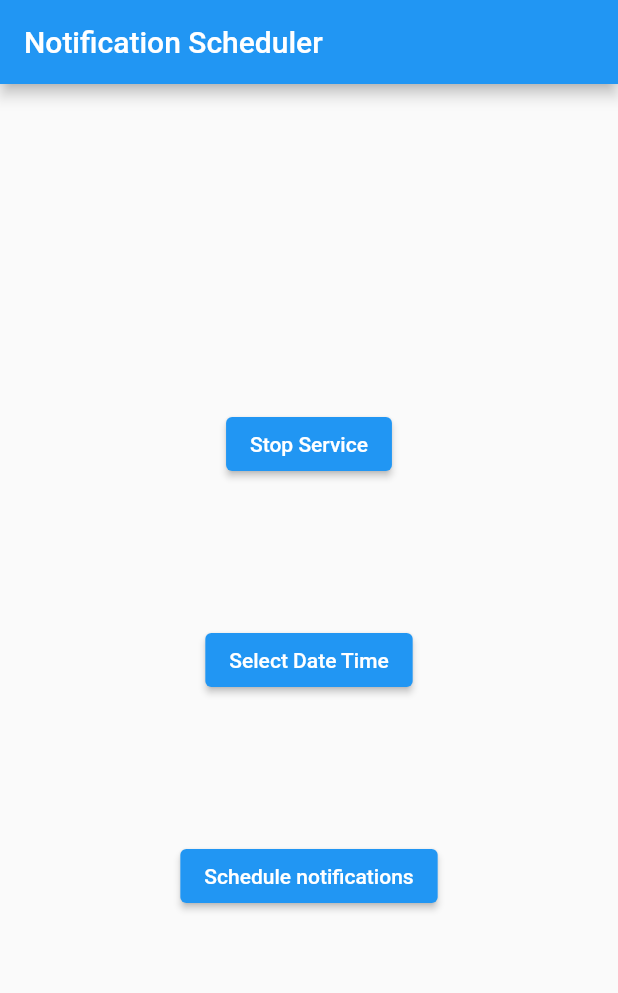
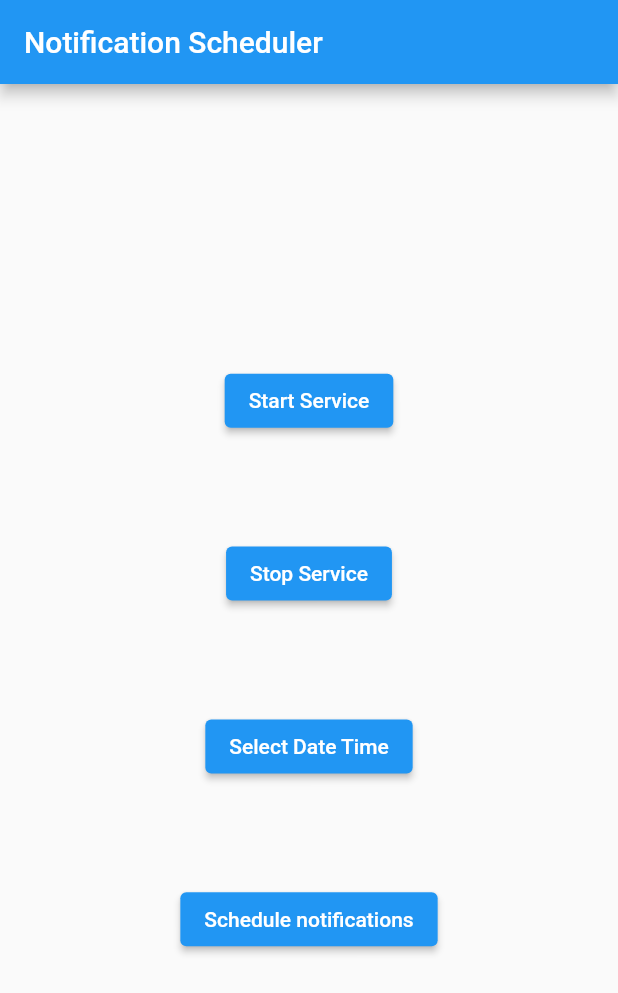
Before and after one commit to Anikshakya/flutterXbackground, a Flutter app: the screen it shows after launch, after a tap on "Start Service", on a phone screen of 412 x 824 dp. Shown: the top 993 px of the screen. Run offline on Flutter 3.47's test engine with Material 2 defaults, Android fonts, the phone set to English and light mode, and no system bars; our stand-ins replace device_info_plus, flutter_local_notifications, get_storage, shared_preferences, timezone; missing offline and left inert: flutter_background_service, flutter_background_service_android.

```diff
--- /dev/null
+++ b/lib/helper/constants.dart
@@ -0,0 +1,3 @@
+import 'package:flutter_background_service/flutter_background_service.dart';
+
+final service = FlutterBackgroundService();
--- a/lib/home_page.dart
+++ b/lib/home_page.dart
@@ -1,7 +1,6 @@
 import 'package:flutter/material.dart';
-import 'package:flutter_background_service/flutter_background_service.dart';
+import 'package:flutterxbackground/helper/constants.dart';
 import 'package:flutterxbackground/helper/read_write.dart';
-import 'package:flutterxbackground/services/background_service.dart';
 
 import 'services/notificaiton_service.dart';
 
@@ -15,7 +14,6 @@ class HomePage extends StatefulWidget {
 class _HomePageState extends State<HomePage> {
   DateTime scheduleTime = DateTime.now();
   String text = "Start Service";
-  FlutterBackgroundService? service;
   bool isRunning = false;
 
   @override
@@ -26,8 +24,7 @@ class _HomePageState extends State<HomePage> {
 
   checkBgServiceStatus() async{
     write("isRunning", false);
-    service = FlutterBackgroundService();
-    isRunning = await service!.isRunning();
+    isRunning = await service.isRunning();
     write("isRunning", isRunning);
     setState(() {});
   }
@@ -44,22 +41,17 @@ class _HomePageState extends State<HomePage> {
             child: Column(
               mainAxisAlignment: MainAxisAlignment.spaceEvenly,
               children: [
+                ElevatedButton(
+                  child: const Text("Start Service"),
+                  onPressed: () async {
+                    service.startService();
+                  },
+                ),
                 //Stop/Start Service
                 ElevatedButton(
-                  child: Text(text),
+                  child: const Text("Stop Service"),
                   onPressed: () async {
-                    if (read("isRunning")) {
-                      BackgroundService.stopBgService();
-                      write("isRunning", false);
-                      setState(() {
-                        text = 'Start Service';
-                      });
-                    } else {
-                      BackgroundService.startBgService();
-                      setState(() {
-                        text = 'Stop Service';
-                      });
-                    }
+                    service.invoke('stopService');
                   },
                 ),
                 //Pick date
@@ -108,10 +100,7 @@ class _HomePageState extends State<HomePage> {
                   onPressed: () async{
                     //To Start the service if it hasnt already, This will automatically trigger the notification beacuse the trigger function is defiled insde bg service
                     if (!read("isRunning")) {
-                      BackgroundService.startBgService();
-                      setState(() {
-                        text = 'Stop Service';
-                      });
+                      service.startService();
                     }
                     //Print shedule time
                     debugPrint('Notification Scheduled for $scheduleTime');
--- a/lib/main.dart
+++ b/lib/main.dart
@@ -2,12 +2,11 @@ import 'dart:async';
 import 'package:flutter/material.dart';
 import 'package:flutterxbackground/home_page.dart';
 import 'package:flutterxbackground/services/background_service.dart';
-import 'package:flutterxbackground/services/notificaiton_service.dart';
 
 Future<void> main() async {
   WidgetsFlutterBinding.ensureInitialized();
-  await BackgroundService.configureBackgroundService();
-  NotificationService().initNotification();
+  await initializeService();
+  // NotificationService().initNotification();
   runApp(const MyApp());
 }
 
--- a/lib/services/background_service.dart
+++ b/lib/services/background_service.dart
@@ -1,3 +1,239 @@
+// import 'dart:async';
+// import 'dart:io';
+// import 'dart:ui';
+// import 'package:device_info_plus/device_info_plus.dart';
+// import 'package:flutter/material.dart';
+// import 'package:flutter_background_service/flutter_background_service.dart';
+// import 'package:flutter_background_service_android/flutter_background_service_android.dart';
+// import 'package:flutter_local_notifications/flutter_local_notifications.dart';
+// import 'package:flutterxbackground/helper/constants.dart';
+// import 'package:flutterxbackground/helper/read_write.dart';
+// import 'package:flutterxbackground/services/notificaiton_service.dart';
+// import 'package:shared_preferences/shared_preferences.dart';
+
+// class BackgroundService{
+//   final FlutterLocalNotificationsPlugin flutterLocalNotificationsPlugin = FlutterLocalNotificationsPlugin();
+
+//   static configureBackgroundService() async{
+//       //Configure the background service
+//       await service.configure(
+//       androidConfiguration: AndroidConfiguration(
+//         // this will be executed when app is in foreground or background in separated isolate
+//         onStart: onStart,
+
+//         // auto start service
+//         autoStart: true,
+//         isForegroundMode: true,
+
+//         notificationChannelId: 'my_foreground',
+//         initialNotificationTitle: 'AWESOME SERVICE',
+//         initialNotificationContent: 'Initializing',
+//         foregroundServiceNotificationId: 888,
+//       ),
+//       iosConfiguration: IosConfiguration(
+//         // auto start service
+//         autoStart: true,
+
+//         // this will be executed when app is in foreground in separated isolate
+//         onForeground: onStart,
+
+//         // you have to enable background fetch capability on xcode project
+//         onBackground: onIosBackground,
+//       ),
+//     );
+//   }
+
+//   static void startBgService(){
+//     service.startService();
+//   }
+
+//   static void stopBgService(){
+//     service.invoke("stopService");
+//   }
+
+//   static void setAsBgService(){
+//     final FlutterLocalNotificationsPlugin flutterLocalNotificationsPlugin = FlutterLocalNotificationsPlugin();
+//     service.invoke("setAsBackground");
+//     flutterLocalNotificationsPlugin.cancelAll();
+//   }
+
+//   static void setAsFgService(){
+//     service.invoke("setAsForeground");
+//   }
+
+//   // //Configure and start the background process
+//   // Future<void> initializeService() async {
+//   //   /// OPTIONAL, using custom notification channel id
+//   //   const AndroidNotificationChannel channel = AndroidNotificationChannel(
+//   //     'my_foreground', // id
+//   //     'MY FOREGROUND SERVICE', // title
+//   //     description:'This channel is used for important notifications.', // description
+//   //     importance: Importance.low, // importance must be at low or higher level
+//   //   );
+
+//   //   final FlutterLocalNotificationsPlugin flutterLocalNotificationsPlugin = FlutterLocalNotificationsPlugin();
+
+//   //   if (Platform.isIOS) {
+//   //     await flutterLocalNotificationsPlugin.initialize(
+//   //       InitializationSettings(
+//   //         android: const AndroidInitializationSettings('ic_launcher'), iOS: DarwinInitializationSettings(
+//   //         requestAlertPermission: true,
+//   //         requestBadgePermission: true,
+//   //         requestSoundPermission: true,
+//   //         onDidReceiveLocalNotification:
+//   //             (int id, String? title, String? body, String? payload) async {}))
+//   //     );
+//   //   }
+
+//   //   await flutterLocalNotificationsPlugin.resolvePlatformSpecificImplementation<AndroidFlutterLocalNotificationsPlugin>()?.createNotificationChannel(channel);
+
+//   //   //Configure the background service
+//   //   await service.configure(
+//   //     androidConfiguration: AndroidConfiguration(
+//   //       // this will be executed when app is in foreground or background in separated isolate
+//   //       onStart: onStart,
+
+//   //       // auto start service
+//   //       autoStart: true,
+//   //       isForegroundMode: true,
+
+//   //       notificationChannelId: 'my_foreground',
+//   //       initialNotificationTitle: 'Foreground Service',
+//   //       initialNotificationContent: 'Initializing',
+//   //       foregroundServiceNotificationId: 888,
+//   //     ),
+//   //     iosConfiguration: IosConfiguration(
+//   //       // auto start service
+//   //       autoStart: true,
+
+//   //       // this will be executed when app is in foreground in separated isolate
+//   //       onForeground: onStart,
+
+//   //       // you have to enable background fetch capability on xcode project
+//   //       onBackground: onIosBackground,
+//   //     ),
+//   //   );
+
+//   //   //Start the background service
+//   //   service.startService(); //This is to start the process
+//   // }
+
+
+//   //For IOS
+//   // to ensure this is executed
+//   // run app from xcode, then from xcode menu, select Simulate Background Fetch
+//   @pragma('vm:entry-point')
+//   static Future<bool> onIosBackground(ServiceInstance service) async {
+//     WidgetsFlutterBinding.ensureInitialized();
+//     DartPluginRegistrant.ensureInitialized();
+
+//     SharedPreferences preferences = await SharedPreferences.getInstance();
+//     await preferences.reload();
+//     final log = preferences.getStringList('log') ?? <String>[];
+//     log.add(DateTime.now().toIso8601String());
+//     await preferences.setStringList('log', log);
+
+//     return true;
+//   }
+
+
+//   //For Android
+//   @pragma('vm:entry-point')
+//   static void onStart(ServiceInstance service) async {
+//     // Only available for flutter 3.0.0 and later
+//     DartPluginRegistrant.ensureInitialized();
+
+//     SharedPreferences preferences = await SharedPreferences.getInstance();
+//     await preferences.setString("hello", "world");
+
+//     // For flutter prior to version 3.0.0
+//     // We have to register the plugin manually
+
+//     /// To Show Your own notification
+//     final FlutterLocalNotificationsPlugin flutterLocalNotificationsPlugin = FlutterLocalNotificationsPlugin();
+
+//     if (service is AndroidServiceInstance) {
+//       service.on('setAsForeground').listen((event) {
+//         service.setAsForegroundService();
+//       });
+
+//       service.on('setAsBackground').listen((event) {
+//         service.setAsBackgroundService();
+//       });
+//     }
+
+//     service.on('stopService').listen((event) {
+//       service.stopSelf();
+//     });
+
+//     // bring to foreground
+//     Timer.periodic(const Duration(seconds: 1), (timer) async {
+//       if (service is AndroidServiceInstance) {
+//         // if (await service.isForegroundService()) {
+//           /// OPTIONAL for use custom notification
+//           /// the notification id must be equals with AndroidConfiguration when you call configure() method.
+//           flutterLocalNotificationsPlugin.show(
+//             888,
+//             'Bg Service',
+//             'Hamro Date Time ${DateTime.now()}',
+//             const NotificationDetails(
+//               android: AndroidNotificationDetails(
+//                 'my_foreground',
+//                 'MY FOREGROUND SERVICE',
+//                 icon: 'ic_launcher',
+//                 ongoing: true,
+//               ),
+//             ),
+//           );
+
+//         //   //Es ma k garne lekh nu parcha
+//           if(read("scheduledTime") != null && read("scheduledTime") != ""){
+//             service.invoke("stopService");
+//             NotificationService().scheduleNotification(
+//               title: 'Scheduled Notification',
+//               body: '${read("scheduledTime")}',
+//               scheduledNotificationDateTime: DateTime.parse(read("scheduledTime")),
+//             ).whenComplete(() {
+//               write("scheduledTime", "");
+//             });
+//           }
+
+//         //   // if you don't using custom notification, uncomment this
+//         //   // service.setForegroundNotificationInfo(
+//         //   //   title: "My App Service",
+//         //   //   content: "Updated at ${DateTime.now()}",
+//         //   // );
+//         // }
+//       }
+
+//       /// you can see this log in logcat
+//       debugPrint('FLUTTER BACKGROUND SERVICE: ${DateTime.now()}');
+
+//       // test using external plugin
+//       final deviceInfo = DeviceInfoPlugin();
+//       String? device;
+//       if (Platform.isAndroid) {
+//         final androidInfo = await deviceInfo.androidInfo;
+//         device = androidInfo.model;
+//       }
+
+//       if (Platform.isIOS) {
+//         final iosInfo = await deviceInfo.iosInfo;
+//         device = iosInfo.model;
+//       }
+
+//       service.invoke(
+//         'update',
+//         {
+//           "current_date": DateTime.now().toIso8601String(),
+//           "device": device,
+//         },
+//       );
+//     });
+//   }
+// }
+
+
 import 'dart:async';
 import 'dart:io';
 import 'dart:ui';
@@ -6,27 +242,52 @@ import 'package:flutter/material.dart';
 import 'package:flutter_background_service/flutter_background_service.dart';
 import 'package:flutter_background_service_android/flutter_background_service_android.dart';
 import 'package:flutter_local_notifications/flutter_local_notifications.dart';
+import 'package:flutterxbackground/helper/constants.dart';
 import 'package:flutterxbackground/helper/read_write.dart';
 import 'package:flutterxbackground/services/notificaiton_service.dart';
 import 'package:shared_preferences/shared_preferences.dart';
 
-class BackgroundService{
-  final service = FlutterBackgroundService();
-  final FlutterLocalNotificationsPlugin flutterLocalNotificationsPlugin = FlutterLocalNotificationsPlugin();
+Future<void> initializeService() async {
 
-  static configureBackgroundService() async{
-    final service = FlutterBackgroundService();
-    //Configure the background service
+  /// OPTIONAL, using custom notification channel id
+  const AndroidNotificationChannel channel = AndroidNotificationChannel(
+    'my_foreground', // id
+    'MY FOREGROUND SERVICE', // title
+    description:
+        'This channel is used for important notifications.', // description
+    importance: Importance.low, // importance must be at low or higher level
+  );
+
+  final FlutterLocalNotificationsPlugin flutterLocalNotificationsPlugin =
+      FlutterLocalNotificationsPlugin();
+
+  if (Platform.isIOS) {
+    await flutterLocalNotificationsPlugin.initialize(InitializationSettings(
+      android: const AndroidInitializationSettings('ic_launcher'), iOS: DarwinInitializationSettings(
+        requestAlertPermission: true,
+        requestBadgePermission: true,
+        requestSoundPermission: true,
+        onDidReceiveLocalNotification:(int id, String? title, String? body, String? payload) async {})),
+        onDidReceiveNotificationResponse:(NotificationResponse notificationResponse) async {});
+  }
+
+  await flutterLocalNotificationsPlugin
+      .resolvePlatformSpecificImplementation<
+          AndroidFlutterLocalNotificationsPlugin>()
+      ?.createNotificationChannel(channel);
+
   await service.configure(
     androidConfiguration: AndroidConfiguration(
-        //This will be executed when app is in foreground or background in separated isolate
+      // this will be executed when app is in foreground or background in separated isolate
       onStart: onStart,
-        //Auto start service
-        autoStart: false,
+
+      // auto start service
+      autoStart: true,
       isForegroundMode: true,
+
       notificationChannelId: 'my_foreground',
-        initialNotificationTitle: 'Background Service Configuration',
-        initialNotificationContent: 'Configuration on process..',
+      initialNotificationTitle: 'AWESOME SERVICE',
+      initialNotificationContent: 'Initializing',
       foregroundServiceNotificationId: 888,
     ),
     iosConfiguration: IosConfiguration(
@@ -40,93 +301,15 @@ class BackgroundService{
       onBackground: onIosBackground,
     ),
   );
-  }
 
-  static void startBgService(){
-    final service = FlutterBackgroundService();
   service.startService();
 }
 
-  static void stopBgService(){
-    final service = FlutterBackgroundService();
-    service.invoke("stopService");
-  }
-
-  static void setAsBgService(){
-    final service = FlutterBackgroundService();
-    final FlutterLocalNotificationsPlugin flutterLocalNotificationsPlugin = FlutterLocalNotificationsPlugin();
-    service.invoke("setAsBackground");
-    flutterLocalNotificationsPlugin.cancelAll();
-  }
-
-  static void setAsFgService(){
-    final service = FlutterBackgroundService();
-    service.invoke("setAsForeground");
-  }
-
-  // //Configure and start the background process
-  // Future<void> initializeService() async {
-  //   /// OPTIONAL, using custom notification channel id
-  //   const AndroidNotificationChannel channel = AndroidNotificationChannel(
-  //     'my_foreground', // id
-  //     'MY FOREGROUND SERVICE', // title
-  //     description:'This channel is used for important notifications.', // description
-  //     importance: Importance.low, // importance must be at low or higher level
-  //   );
-
-  //   final FlutterLocalNotificationsPlugin flutterLocalNotificationsPlugin = FlutterLocalNotificationsPlugin();
-
-  //   if (Platform.isIOS) {
-  //     await flutterLocalNotificationsPlugin.initialize(
-  //       InitializationSettings(
-  //         android: const AndroidInitializationSettings('ic_launcher'), iOS: DarwinInitializationSettings(
-  //         requestAlertPermission: true,
-  //         requestBadgePermission: true,
-  //         requestSoundPermission: true,
-  //         onDidReceiveLocalNotification:
-  //             (int id, String? title, String? body, String? payload) async {}))
-  //     );
-  //   }
-
-  //   await flutterLocalNotificationsPlugin.resolvePlatformSpecificImplementation<AndroidFlutterLocalNotificationsPlugin>()?.createNotificationChannel(channel);
-
-  //   //Configure the background service
-  //   await service.configure(
-  //     androidConfiguration: AndroidConfiguration(
-  //       // this will be executed when app is in foreground or background in separated isolate
-  //       onStart: onStart,
-
-  //       // auto start service
-  //       autoStart: true,
-  //       isForegroundMode: true,
-
-  //       notificationChannelId: 'my_foreground',
-  //       initialNotificationTitle: 'Foreground Service',
-  //       initialNotificationContent: 'Initializing',
-  //       foregroundServiceNotificationId: 888,
-  //     ),
-  //     iosConfiguration: IosConfiguration(
-  //       // auto start service
-  //       autoStart: true,
-
-  //       // this will be executed when app is in foreground in separated isolate
-  //       onForeground: onStart,
-
-  //       // you have to enable background fetch capability on xcode project
-  //       onBackground: onIosBackground,
-  //     ),
-  //   );
-
-  //   //Start the background service
-  //   service.startService(); //This is to start the process
-  // }
-
-
-  //For IOS
 // to ensure this is executed
 // run app from xcode, then from xcode menu, select Simulate Background Fetch
+
 @pragma('vm:entry-point')
-  static Future<bool> onIosBackground(ServiceInstance service) async {
+Future<bool> onIosBackground(ServiceInstance service) async {
   WidgetsFlutterBinding.ensureInitialized();
   DartPluginRegistrant.ensureInitialized();
 
@@ -139,18 +322,20 @@ class BackgroundService{
   return true;
 }
 
-
-  //For Android
 @pragma('vm:entry-point')
-  static void onStart(ServiceInstance service) async {
+void onStart(ServiceInstance service) async {
   // Only available for flutter 3.0.0 and later
   DartPluginRegistrant.ensureInitialized();
 
   // For flutter prior to version 3.0.0
   // We have to register the plugin manually
 
-    /// To Show Your own notification
-    final FlutterLocalNotificationsPlugin flutterLocalNotificationsPlugin = FlutterLocalNotificationsPlugin();
+  SharedPreferences preferences = await SharedPreferences.getInstance();
+  await preferences.setString("hello", "world");
+
+  /// OPTIONAL when use custom notification
+  final FlutterLocalNotificationsPlugin flutterLocalNotificationsPlugin =
+      FlutterLocalNotificationsPlugin();
 
   if (service is AndroidServiceInstance) {
     service.on('setAsForeground').listen((event) {
@@ -169,24 +354,24 @@ class BackgroundService{
   // bring to foreground
   Timer.periodic(const Duration(seconds: 1), (timer) async {
     if (service is AndroidServiceInstance) {
-        // if (await service.isForegroundService()) {
+      if (await service.isForegroundService()) {
         /// OPTIONAL for use custom notification
         /// the notification id must be equals with AndroidConfiguration when you call configure() method.
         flutterLocalNotificationsPlugin.show(
           888,
-            'Bg Service',
-            'Hamro Date Time ${DateTime.now()}',
+          'Backgorund Service',
+          'DateTime: ${DateTime.now()}',
           const NotificationDetails(
             android: AndroidNotificationDetails(
               'my_foreground',
               'MY FOREGROUND SERVICE',
-                icon: 'ic_launcher',
+              icon: 'ic_bg_service_small',
               ongoing: true,
             ),
           ),
         );
 
-        //   //Es ma k garne lekh nu parcha
+        //Show notification
         if(read("scheduledTime") != null && read("scheduledTime") != ""){
             service.invoke("stopService");
             NotificationService().scheduleNotification(
@@ -198,16 +383,16 @@ class BackgroundService{
             });
           }
 
-        //   // if you don't using custom notification, uncomment this
-        //   // service.setForegroundNotificationInfo(
-        //   //   title: "My App Service",
-        //   //   content: "Updated at ${DateTime.now()}",
-        //   // );
-        // }
+        // if you don't using custom notification, uncomment this
+        // service.setForegroundNotificationInfo(
+        //   title: "My App Service",
+        //   content: "Updated at ${DateTime.now()}",
+        // );
+      }
     }
 
     /// you can see this log in logcat
-      debugPrint('FLUTTER BACKGROUND SERVICE: ${DateTime.now()}');
+    print('FLUTTER BACKGROUND SERVICE: ${DateTime.now()}');
 
     // test using external plugin
     final deviceInfo = DeviceInfoPlugin();
@@ -231,4 +416,3 @@ class BackgroundService{
     );
   });
 }
-}
```
Also changed, not shown: 1 other file. Lines whose indentation alone changed are shown as unchanged.
